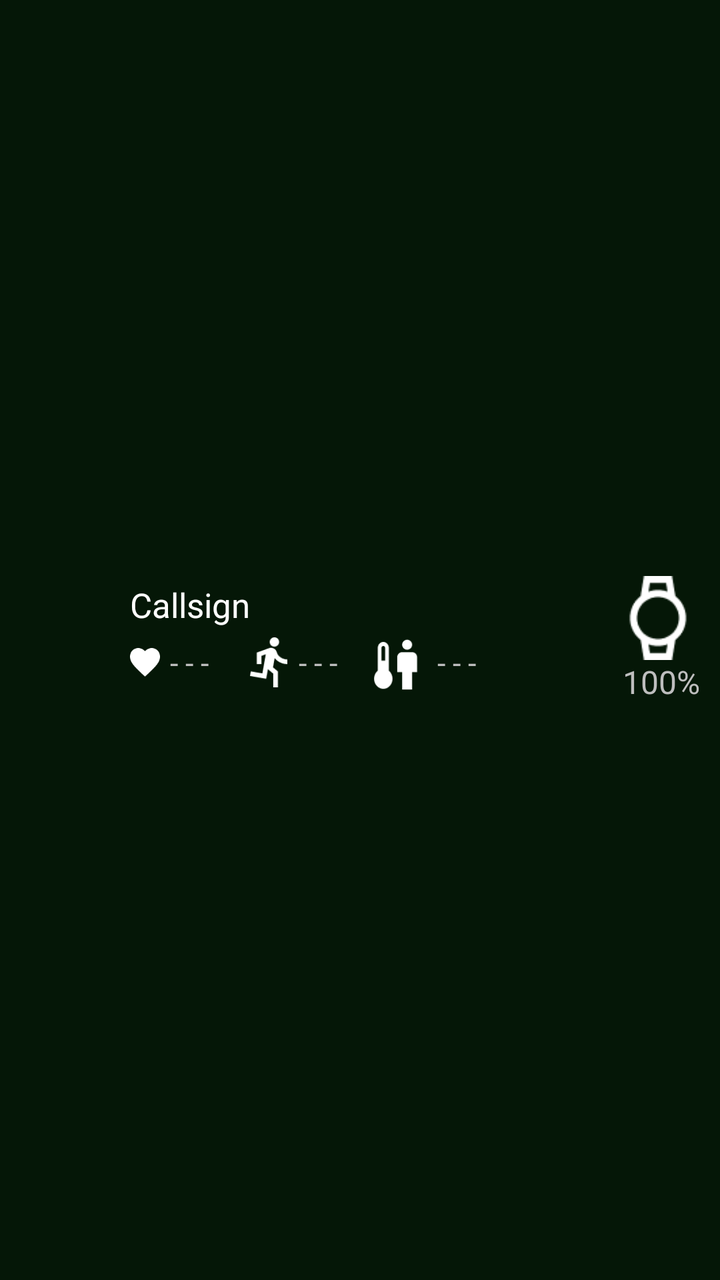
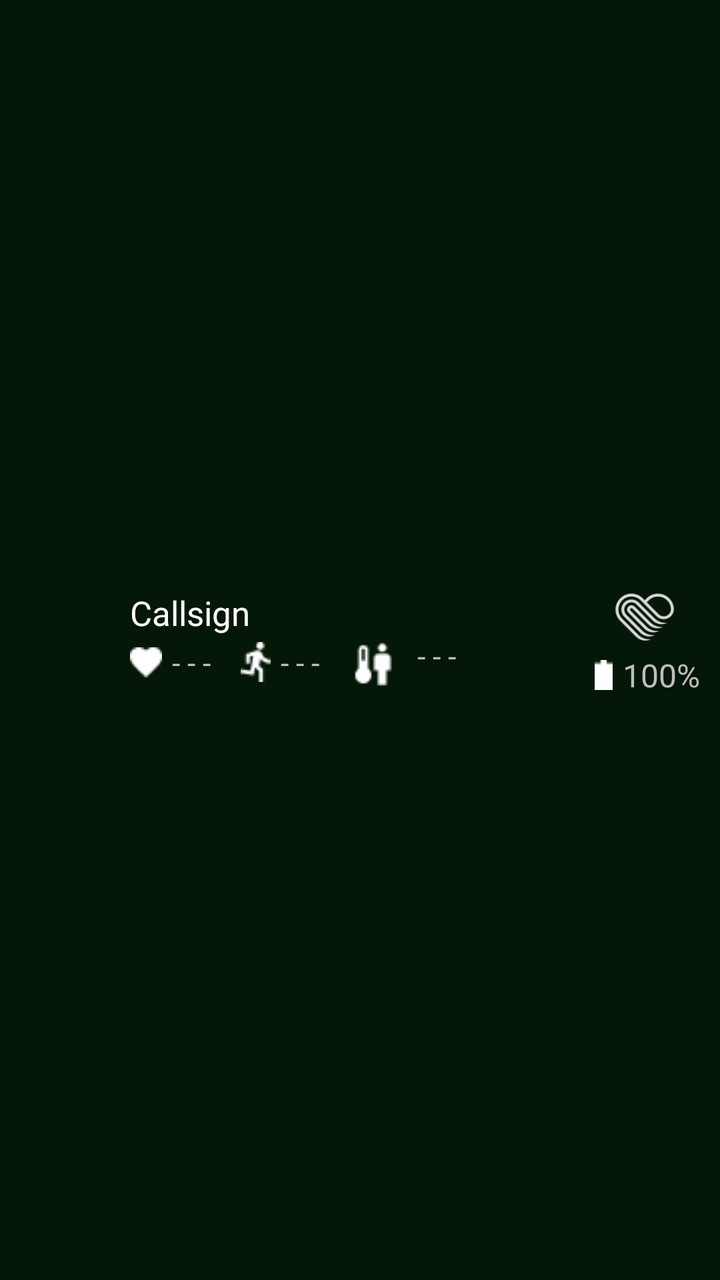

The first picture is an Android layout as it rendered before a commit; the second is the same layout after the commit. The layout source and the unified diff follow.
<!-- AndroidManifest.xml: application theme AppTheme -->
<!-- res/layout/custom_list_view.xml -->
<?xml version="1.0" encoding="utf-8"?>
<LinearLayout
    xmlns:android="http://schemas.android.com/apk/res/android"
    xmlns:tools="http://schemas.android.com/tools"
    android:layout_width="match_parent"
    android:layout_height="wrap_content"
    android:orientation="horizontal"
    android:paddingVertical="10dp"
    tools:ignore="UselessParent"
    android:background="@color/greenbg"
    style="@style/AppTheme">

    <ImageView
        android:id="@+id/alertIcon"
        android:layout_width="45dp"
        android:layout_height="45dp"
        android:layout_margin="10dp"
        android:src="@drawable/danger"
        tools:ignore="ContentDescription"
        android:layout_gravity="center_vertical"
        android:visibility="invisible"/>

    <LinearLayout
        android:id="@+id/nameAndAlerts"
        android:layout_width="wrap_content"
        android:layout_height="wrap_content"
        android:layout_gravity="center_vertical"
        android:orientation="vertical">

        <TextView
            android:id="@+id/textCallsign"
            android:layout_width="wrap_content"
            android:layout_height="wrap_content"
            android:textSize="17sp"
            android:text="Callsign"
            android:textColor="@color/white"
            tools:ignore="RtlHardcoded"/>

        <TextView
            android:id="@+id/textisFalsePositive"
            android:layout_width="wrap_content"
            android:layout_height="wrap_content"
            android:textSize="13sp"
            android:text="Band not worn properly, readings may be incorrect"
            android:textColor="@color/light_gray"
            tools:ignore="RtlHardcoded"
            android:paddingBottom="7dp"
            android:drawableStart="@drawable/isfalsepositive"
            android:visibility = "gone"/>

        <TextView
            android:id="@+id/textLastConnected"
            android:layout_width="wrap_content"
            android:layout_height="wrap_content"
            android:textSize="13sp"
            android:text="Last connected X minutes ago"
            android:textColor="@color/light_gray"
            tools:ignore="RtlHardcoded"
            android:paddingBottom="7dp"
            android:visibility="gone"/>

        <LinearLayout
            android:id="@+id/healthData"
            android:layout_width="wrap_content"
            android:layout_height="wrap_content"
            android:gravity="center_vertical">

            <ImageView
                android:id="@+id/iconHeartRate"
                android:layout_width="15dp"
                android:layout_height="15dp"
                android:src="@drawable/heartrate"
                android:layout_marginEnd="5dp"/>

            <TextView
                android:id="@+id/textHeartRate"
                android:layout_width="wrap_content"
                android:layout_height="wrap_content"
                android:textSize="15sp"
                tools:ignore="RtlHardcoded"
                android:text="- - -"
                android:layout_marginEnd="15dp" />

            <ImageView
                android:id="@+id/iconExertion"
                android:layout_width="30dp"
                android:layout_height="25dp"
                android:src="@drawable/exertion" />

            <TextView
                android:id="@+id/textExertion"
                android:layout_width="wrap_content"
                android:layout_height="wrap_content"
                android:textSize="15sp"
                tools:ignore="RtlHardcoded"
                android:text="- - -"
                android:layout_marginEnd="15dp"/>

            <ImageView
                android:id="@+id/iconCoreBodyTemp"
                android:layout_width="35dp"
                android:layout_height="35dp"
                android:src="@drawable/corebodytemp" />

            <TextView
                android:id="@+id/textCoreBodyTemp"
                android:layout_width="wrap_content"
                android:layout_height="wrap_content"
                android:textSize="15sp"
                tools:ignore="RtlHardcoded"
                android:text="- - -"/>
        </LinearLayout>
    </LinearLayout>

    <RelativeLayout
        android:layout_width="wrap_content"
        android:layout_height="wrap_content"
        android:layout_gravity="center_vertical"
        android:layout_marginEnd="10dp"
        android:orientation="vertical">

        <ImageView
            android:id="@+id/iconSsband"
            android:layout_width="42dp"
            android:layout_height="42dp"
            android:src="@drawable/watch"
            android:layout_alignParentEnd="true"/>

        <TextView
            android:id="@+id/textBattery"
            android:layout_width="wrap_content"
            android:layout_height="wrap_content"
            android:textSize="16sp"
            android:text="100%"
            tools:ignore="RtlHardcoded"
            android:layout_below="@id/iconSsband"
            android:layout_alignParentEnd="true"/>
    </RelativeLayout>





</LinearLayout>
<!-- resources referenced by this layout -->
<resources>
  <color name="greenbg">#202BB73B</color>
  <color name="light_gray">#A3A3A3</color>
  <color name="white">#ffffff</color>
  <!-- drawable corebodytemp: png bitmap (drawable, 1040 bytes) -->
  <!-- drawable danger: png bitmap (drawable, 1175 bytes) -->
  <!-- drawable exertion: png bitmap (drawable, 981 bytes) -->
  <!-- drawable heartrate: png bitmap (drawable, 771 bytes) -->
  <!-- drawable isfalsepositive: png bitmap (drawable, 552 bytes) -->
  <!-- drawable watch: png bitmap (drawable, 995 bytes) -->
  <style name="AppTheme" parent="@android:style/Theme.Holo">
          <item name="android:buttonStyle">@android:style/Widget.Button</item>
          <item name="android:imageButtonStyle">@android:style/Widget.Button</item>
          <item name="android:buttonStyleToggle">@android:style/Widget.Button</item>
          <item name="android:spinnerStyle">@style/ATAKSpinner</item>
          <item name="android:spinnerItemStyle">@style/ATAKSpinnerItem</item>
          <item name="android:editTextStyle">@style/ATAKEditText</item>
      </style>
  <style name="ATAKSpinner" parent="@android:style/Widget.Spinner">
          <item name="android:spinnerMode">dialog</item>
      </style>
  <style name="ATAKSpinnerItem" parent="@style/AppTheme">
          <item name="android:textColor">@android:color/black</item>
      </style>
  <style name="ATAKEditText" parent="@android:style/Widget.EditText">
          
          
  
          
          <item name="android:imeOptions">flagNoFullscreen</item>
      </style>
</resources>

<!-- the commit's change to res/layout/custom_list_view.xml (unified diff, before → after) -->
@@ -65,13 +65,6 @@
             android:layout_height="wrap_content"
             android:gravity="center_vertical">
 
-            <ImageView
-                android:id="@+id/iconHeartRate"
-                android:layout_width="15dp"
-                android:layout_height="15dp"
-                android:src="@drawable/heartrate"
-                android:layout_marginEnd="5dp"/>
-
             <TextView
                 android:id="@+id/textHeartRate"
                 android:layout_width="wrap_content"
@@ -79,13 +72,9 @@
                 android:textSize="15sp"
                 tools:ignore="RtlHardcoded"
                 android:text="- - -"
-                android:layout_marginEnd="15dp" />
-
-            <ImageView
-                android:id="@+id/iconExertion"
-                android:layout_width="30dp"
-                android:layout_height="25dp"
-                android:src="@drawable/exertion" />
+                android:layout_marginEnd="15dp"
+                android:drawableStart="@drawable/heartrate"
+                android:drawablePadding="5dp"/>
 
             <TextView
                 android:id="@+id/textExertion"
@@ -94,21 +83,19 @@
                 android:textSize="15sp"
                 tools:ignore="RtlHardcoded"
                 android:text="- - -"
-                android:layout_marginEnd="15dp"/>
-
-            <ImageView
-                android:id="@+id/iconCoreBodyTemp"
-                android:layout_width="35dp"
-                android:layout_height="35dp"
-                android:src="@drawable/corebodytemp" />
+                android:layout_marginEnd="15dp"
+                android:drawableStart="@drawable/exertion"
+                android:drawablePadding="5dp"/>
 
             <TextView
                 android:id="@+id/textCoreBodyTemp"
                 android:layout_width="wrap_content"
                 android:layout_height="wrap_content"
+                android:drawableStart="@drawable/corebodytemp"
+                android:text="- - -"
                 android:textSize="15sp"
                 tools:ignore="RtlHardcoded"
-                android:text="- - -"/>
+                android:drawablePadding="5dp"/>
         </LinearLayout>
     </LinearLayout>
 
@@ -120,10 +107,11 @@
         android:orientation="vertical">
 
         <ImageView
-            android:id="@+id/iconSsband"
-            android:layout_width="42dp"
-            android:layout_height="42dp"
-            android:src="@drawable/watch"
+            android:id="@+id/iconWearableLogo"
+            android:layout_width="35dp"
+            android:layout_height="35dp"
+            android:src="@drawable/biostrap"
+            android:layout_marginEnd="10dp"
             android:layout_alignParentEnd="true"/>
 
         <TextView
@@ -133,8 +121,10 @@
             android:textSize="16sp"
             android:text="100%"
             tools:ignore="RtlHardcoded"
-            android:layout_below="@id/iconSsband"
-            android:layout_alignParentEnd="true"/>
+            android:layout_below="@id/iconWearableLogo"
+            android:layout_alignParentEnd="true"
+            android:drawableStart="@drawable/battery"
+            android:drawablePadding="5dp"/>
     </RelativeLayout>
 
 
<!-- resource entries referenced after the edit -->
@@ -3,12 +3,13 @@
   <color name="greenbg">#202BB73B</color>
   <color name="light_gray">#A3A3A3</color>
   <color name="white">#ffffff</color>
-  <!-- drawable corebodytemp: png bitmap (drawable, 1040 bytes) -->
+  <!-- drawable battery: png bitmap (drawable, 158 bytes) -->
+  <!-- drawable biostrap: png bitmap (drawable, 9869 bytes) -->
+  <!-- drawable corebodytemp: png bitmap (drawable, 384 bytes) -->
   <!-- drawable danger: png bitmap (drawable, 1175 bytes) -->
-  <!-- drawable exertion: png bitmap (drawable, 981 bytes) -->
-  <!-- drawable heartrate: png bitmap (drawable, 771 bytes) -->
+  <!-- drawable exertion: png bitmap (drawable, 350 bytes) -->
+  <!-- drawable heartrate: png bitmap (drawable, 255 bytes) -->
   <!-- drawable isfalsepositive: png bitmap (drawable, 552 bytes) -->
-  <!-- drawable watch: png bitmap (drawable, 995 bytes) -->
   <style name="AppTheme" parent="@android:style/Theme.Holo">
           <item name="android:buttonStyle">@android:style/Widget.Button</item>
           <item name="android:imageButtonStyle">@android:style/Widget.Button</item>
